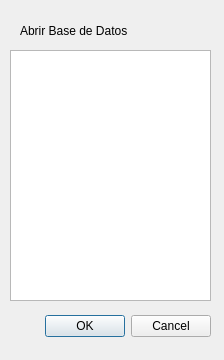
First picture: the form in Ui_Designs/openWindow.ui, repository nanomolina/controlDeGastos, before the edit.
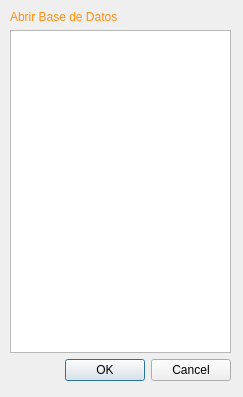
Second picture: the form after the edit.

Commit message: ventana new y modif en ventana open

What changed in the file:
```diff
--- a/Ui_Designs/openWindow.ui
+++ b/Ui_Designs/openWindow.ui
@@ -6,51 +6,48 @@
    <rect>
     <x>0</x>
     <y>0</y>
-    <width>224</width>
-    <height>360</height>
+    <width>243</width>
+    <height>397</height>
    </rect>
   </property>
   <property name="windowTitle">
    <string>Dialog</string>
   </property>
-  <widget class="QDialogButtonBox" name="buttonBox">
-   <property name="geometry">
-    <rect>
-     <x>30</x>
-     <y>310</y>
-     <width>181</width>
-     <height>32</height>
-    </rect>
-   </property>
-   <property name="orientation">
-    <enum>Qt::Horizontal</enum>
-   </property>
-   <property name="standardButtons">
-    <set>QDialogButtonBox::Cancel|QDialogButtonBox::Ok</set>
-   </property>
-  </widget>
-  <widget class="QLabel" name="label">
-   <property name="geometry">
-    <rect>
-     <x>20</x>
-     <y>20</y>
-     <width>161</width>
-     <height>21</height>
-    </rect>
-   </property>
-   <property name="text">
-    <string>Abrir Base de Datos</string>
-   </property>
-  </widget>
-  <widget class="QListWidget" name="listWidget">
+  <widget class="QWidget" name="verticalLayoutWidget">
    <property name="geometry">
     <rect>
      <x>10</x>
-     <y>50</y>
-     <width>201</width>
-     <height>251</height>
+     <y>10</y>
+     <width>221</width>
+     <height>371</height>
     </rect>
    </property>
+   <layout class="QVBoxLayout" name="verticalLayout">
+    <item>
+     <widget class="QLabel" name="label">
+      <property name="styleSheet">
+       <string notr="true">font: 63 14pt &quot;Ubuntu&quot;;
+color: rgb(255, 144, 17);</string>
+      </property>
+      <property name="text">
+       <string>Abrir Base de Datos</string>
+      </property>
+     </widget>
+    </item>
+    <item>
+     <widget class="QListWidget" name="listWidget"/>
+    </item>
+    <item>
+     <widget class="QDialogButtonBox" name="buttonBox">
+      <property name="orientation">
+       <enum>Qt::Horizontal</enum>
+      </property>
+      <property name="standardButtons">
+       <set>QDialogButtonBox::Cancel|QDialogButtonBox::Ok</set>
+      </property>
+     </widget>
+    </item>
+   </layout>
   </widget>
  </widget>
  <resources/>
```
The commit also changes 5 other files.
